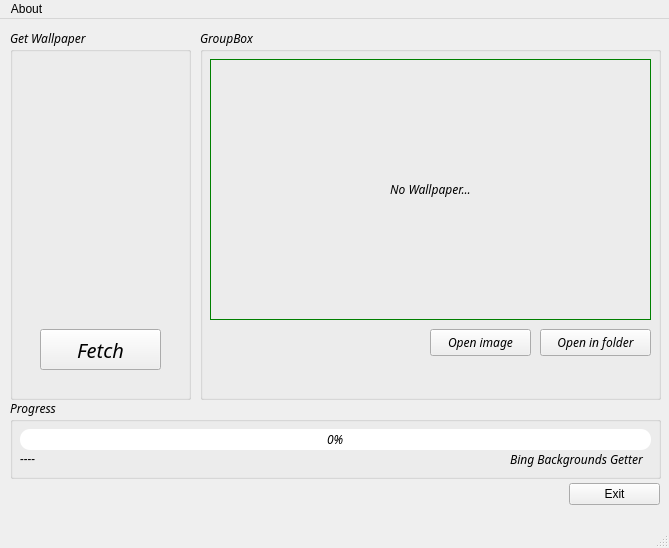
The window that form/bingbg.ui (the0cp/Bing-Wallpaper-GUI) describes before a commit, drawn with Qt 5.
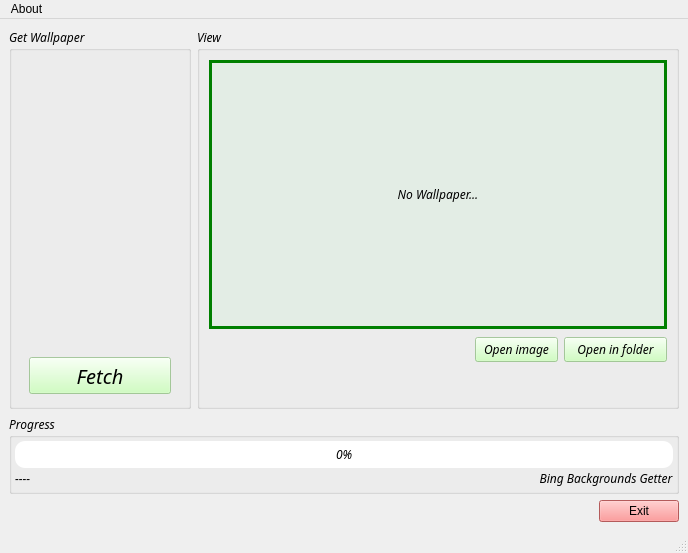
The same window after the commit.

Patch:
```diff
--- a/form/bingbg.ui
+++ b/form/bingbg.ui
@@ -6,28 +6,31 @@
    <rect>
     <x>0</x>
     <y>0</y>
-    <width>669</width>
-    <height>548</height>
+    <width>688</width>
+    <height>553</height>
    </rect>
   </property>
+  <property name="minimumSize">
+   <size>
+    <width>688</width>
+    <height>553</height>
+   </size>
+  </property>
+  <property name="sizeIncrement">
+   <size>
+    <width>688</width>
+    <height>553</height>
+   </size>
+  </property>
   <property name="windowTitle">
    <string>Bing Backgrounds Getter</string>
   </property>
   <widget class="QWidget" name="centralwidget">
-   <widget class="QWidget" name="horizontalLayoutWidget">
-    <property name="geometry">
-     <rect>
-      <x>10</x>
-      <y>10</y>
-      <width>181</width>
-      <height>371</height>
-     </rect>
-    </property>
-    <layout class="QHBoxLayout" name="horizontalLayout">
-     <item>
+   <layout class="QGridLayout" name="gridLayout" rowstretch="381,79,27" columnstretch="181,481">
+    <item row="0" column="0">
       <widget class="QGroupBox" name="groupBox">
        <property name="sizePolicy">
-        <sizepolicy hsizetype="Preferred" vsizetype="Preferred">
+       <sizepolicy hsizetype="Ignored" vsizetype="Ignored">
          <horstretch>0</horstretch>
          <verstretch>0</verstretch>
         </sizepolicy>
@@ -41,14 +44,20 @@
        <property name="title">
         <string>Get Wallpaper</string>
        </property>
+      <layout class="QGridLayout" name="gridLayout_2" rowstretch="348,47,3" columnstretch="3,176,3" rowminimumheight="0,0,0">
+       <item row="1" column="1">
        <widget class="QPushButton" name="btnFetch">
-        <property name="geometry">
-         <rect>
-          <x>30</x>
-          <y>300</y>
-          <width>121</width>
-          <height>41</height>
-         </rect>
+         <property name="sizePolicy">
+          <sizepolicy hsizetype="Maximum" vsizetype="Maximum">
+           <horstretch>0</horstretch>
+           <verstretch>0</verstretch>
+          </sizepolicy>
+         </property>
+         <property name="minimumSize">
+          <size>
+           <width>142</width>
+           <height>37</height>
+          </size>
         </property>
         <property name="font">
          <font>
@@ -57,6 +66,9 @@
           <italic>true</italic>
          </font>
         </property>
+         <property name="styleSheet">
+          <string notr="true">background-color: rgba(195, 255, 176, 182);</string>
+         </property>
         <property name="text">
          <string>Fetch</string>
         </property>
@@ -64,22 +76,100 @@
          <string>Return</string>
         </property>
        </widget>
-      </widget>
-     </item>
-    </layout>
-   </widget>
-   <widget class="QWidget" name="horizontalLayoutWidget_2">
-    <property name="geometry">
-     <rect>
-      <x>200</x>
-      <y>10</y>
-      <width>461</width>
-      <height>371</height>
-     </rect>
-    </property>
-    <layout class="QHBoxLayout" name="horizontalLayout_2">
+       </item>
+       <item row="1" column="0">
+        <spacer name="horizontalSpacer_2">
+         <property name="orientation">
+          <enum>Qt::Horizontal</enum>
+         </property>
+         <property name="sizeHint" stdset="0">
+          <size>
+           <width>40</width>
+           <height>20</height>
+          </size>
+         </property>
+        </spacer>
+       </item>
+       <item row="0" column="1">
+        <spacer name="verticalSpacer">
+         <property name="orientation">
+          <enum>Qt::Vertical</enum>
+         </property>
+         <property name="sizeHint" stdset="0">
+          <size>
+           <width>20</width>
+           <height>40</height>
+          </size>
+         </property>
+        </spacer>
+       </item>
+       <item row="1" column="2">
+        <spacer name="horizontalSpacer_3">
+         <property name="orientation">
+          <enum>Qt::Horizontal</enum>
+         </property>
+         <property name="sizeHint" stdset="0">
+          <size>
+           <width>40</width>
+           <height>20</height>
+          </size>
+         </property>
+        </spacer>
+       </item>
+       <item row="2" column="1">
+        <spacer name="verticalSpacer_2">
+         <property name="orientation">
+          <enum>Qt::Vertical</enum>
+         </property>
+         <property name="sizeHint" stdset="0">
+          <size>
+           <width>20</width>
+           <height>40</height>
+          </size>
+         </property>
+        </spacer>
+       </item>
+      </layout>
+     </widget>
+    </item>
+    <item row="2" column="0" colspan="2">
+     <layout class="QHBoxLayout" name="horizontalLayout">
+      <item>
+       <spacer name="horizontalSpacer">
+        <property name="orientation">
+         <enum>Qt::Horizontal</enum>
+        </property>
+        <property name="sizeHint" stdset="0">
+         <size>
+          <width>40</width>
+          <height>20</height>
+         </size>
+        </property>
+       </spacer>
+      </item>
      <item>
+       <widget class="QPushButton" name="btnExit">
+        <property name="styleSheet">
+         <string notr="true">background-color: rgb(252, 128, 128);</string>
+        </property>
+        <property name="text">
+         <string>Exit</string>
+        </property>
+        <property name="shortcut">
+         <string extracomment="Exit the Bing Backgounds Getter">Ctrl+Q</string>
+        </property>
+       </widget>
+      </item>
+     </layout>
+    </item>
+    <item row="0" column="1">
       <widget class="QGroupBox" name="groupBox_2">
+      <property name="sizePolicy">
+       <sizepolicy hsizetype="Ignored" vsizetype="Ignored">
+        <horstretch>0</horstretch>
+        <verstretch>0</verstretch>
+       </sizepolicy>
+      </property>
        <property name="font">
         <font>
          <family>Linux Libertine Display O</family>
@@ -87,48 +177,16 @@
         </font>
        </property>
        <property name="title">
-        <string>GroupBox</string>
-       </property>
-       <widget class="QPushButton" name="btnOpenfolder">
-        <property name="geometry">
-         <rect>
-          <x>340</x>
-          <y>300</y>
-          <width>111</width>
-          <height>27</height>
-         </rect>
-        </property>
-        <property name="text">
-         <string>Open in folder</string>
-        </property>
-        <property name="shortcut">
-         <string>Ctrl+O</string>
-        </property>
-       </widget>
-       <widget class="QPushButton" name="btnOpenimg">
-        <property name="geometry">
-         <rect>
-          <x>230</x>
-          <y>300</y>
-          <width>101</width>
-          <height>27</height>
-         </rect>
-        </property>
-        <property name="text">
-         <string>Open image</string>
-        </property>
-        <property name="shortcut">
-         <string>Ctrl+O</string>
-        </property>
-       </widget>
+       <string>View</string>
+      </property>
+      <layout class="QGridLayout" name="gridLayout_3" rowstretch="350,3,35,45">
+       <item row="0" column="0">
        <widget class="QLabel" name="labelImg">
-        <property name="geometry">
-         <rect>
-          <x>10</x>
-          <y>30</y>
-          <width>441</width>
-          <height>261</height>
-         </rect>
+         <property name="sizePolicy">
+          <sizepolicy hsizetype="Preferred" vsizetype="Preferred">
+           <horstretch>0</horstretch>
+           <verstretch>0</verstretch>
+          </sizepolicy>
         </property>
         <property name="font">
          <font>
@@ -138,10 +196,14 @@
           <bold>false</bold>
          </font>
         </property>
+         <property name="autoFillBackground">
+          <bool>false</bool>
+         </property>
         <property name="styleSheet">
-         <string notr="true">border-width: 1px;
+          <string notr="true">border-width: 3px;
 border-style: solid;
-border-color: green;</string>
+border-color: green;
+background-color: rgba(80, 255, 118, 15);</string>
         </property>
         <property name="text">
          <string>No Wallpaper...</string>
@@ -153,22 +215,113 @@
          <set>Qt::AlignCenter</set>
         </property>
        </widget>
-      </widget>
-     </item>
-    </layout>
-   </widget>
-   <widget class="QWidget" name="verticalLayoutWidget">
-    <property name="geometry">
-     <rect>
-      <x>10</x>
-      <y>380</y>
-      <width>651</width>
-      <height>80</height>
-     </rect>
-    </property>
+       </item>
+       <item row="1" column="0">
+        <spacer name="verticalSpacer_3">
+         <property name="orientation">
+          <enum>Qt::Vertical</enum>
+         </property>
+         <property name="sizeHint" stdset="0">
+          <size>
+           <width>20</width>
+           <height>40</height>
+          </size>
+         </property>
+        </spacer>
+       </item>
+       <item row="2" column="0">
+        <layout class="QHBoxLayout" name="horizontalLayout_2" stretch="5,2,2">
+         <item>
+          <spacer name="horizontalSpacer_4">
+           <property name="orientation">
+            <enum>Qt::Horizontal</enum>
+           </property>
+           <property name="sizeHint" stdset="0">
+            <size>
+             <width>40</width>
+             <height>20</height>
+            </size>
+           </property>
+          </spacer>
+         </item>
+         <item>
+          <widget class="QPushButton" name="btnOpenimg">
+           <property name="sizePolicy">
+            <sizepolicy hsizetype="Maximum" vsizetype="Maximum">
+             <horstretch>0</horstretch>
+             <verstretch>0</verstretch>
+            </sizepolicy>
+           </property>
+           <property name="minimumSize">
+            <size>
+             <width>83</width>
+             <height>23</height>
+            </size>
+           </property>
+           <property name="styleSheet">
+            <string notr="true">background-color: rgba(195, 255, 176, 182);</string>
+           </property>
+           <property name="text">
+            <string>Open image</string>
+           </property>
+           <property name="shortcut">
+            <string>Ctrl+O</string>
+           </property>
+          </widget>
+         </item>
+         <item>
+          <widget class="QPushButton" name="btnOpenfolder">
+           <property name="sizePolicy">
+            <sizepolicy hsizetype="Maximum" vsizetype="Maximum">
+             <horstretch>0</horstretch>
+             <verstretch>0</verstretch>
+            </sizepolicy>
+           </property>
+           <property name="minimumSize">
+            <size>
+             <width>103</width>
+             <height>23</height>
+            </size>
+           </property>
+           <property name="styleSheet">
+            <string notr="true">background-color: rgba(195, 255, 176, 182);</string>
+           </property>
+           <property name="text">
+            <string>Open in folder</string>
+           </property>
+           <property name="shortcut">
+            <string>Ctrl+O</string>
+           </property>
+          </widget>
+         </item>
+        </layout>
+       </item>
+       <item row="3" column="0">
+        <spacer name="verticalSpacer_4">
+         <property name="orientation">
+          <enum>Qt::Vertical</enum>
+         </property>
+         <property name="sizeHint" stdset="0">
+          <size>
+           <width>20</width>
+           <height>40</height>
+          </size>
+         </property>
+        </spacer>
+       </item>
+      </layout>
+     </widget>
+    </item>
+    <item row="1" column="0" colspan="2">
     <layout class="QVBoxLayout" name="verticalLayout">
      <item>
       <widget class="QGroupBox" name="groupBox_3">
+        <property name="sizePolicy">
+         <sizepolicy hsizetype="Preferred" vsizetype="Preferred">
+          <horstretch>0</horstretch>
+          <verstretch>0</verstretch>
+         </sizepolicy>
+        </property>
        <property name="font">
         <font>
          <family>Linux Libertine Display O</family>
@@ -178,14 +331,29 @@
        <property name="title">
         <string>Progress</string>
        </property>
+        <layout class="QGridLayout" name="gridLayout_4" rowstretch="5,1">
+         <property name="leftMargin">
+          <number>3</number>
+         </property>
+         <property name="topMargin">
+          <number>3</number>
+         </property>
+         <property name="rightMargin">
+          <number>3</number>
+         </property>
+         <property name="bottomMargin">
+          <number>3</number>
+         </property>
+         <property name="spacing">
+          <number>0</number>
+         </property>
+         <item row="0" column="0">
        <widget class="QProgressBar" name="progressBar">
-        <property name="geometry">
-         <rect>
-          <x>10</x>
-          <y>30</y>
-          <width>631</width>
-          <height>21</height>
-         </rect>
+           <property name="sizePolicy">
+            <sizepolicy hsizetype="Ignored" vsizetype="Ignored">
+             <horstretch>0</horstretch>
+             <verstretch>0</verstretch>
+            </sizepolicy>
         </property>
         <property name="font">
          <font>
@@ -212,15 +380,11 @@
          <number>0</number>
         </property>
        </widget>
+         </item>
+         <item row="1" column="0">
+          <layout class="QHBoxLayout" name="horizontalLayout_3">
+           <item>
        <widget class="QLabel" name="labelCurrent">
-        <property name="geometry">
-         <rect>
-          <x>10</x>
-          <y>50</y>
-          <width>121</width>
-          <height>19</height>
-         </rect>
-        </property>
         <property name="font">
          <font>
           <family>Linux Libertine Display O</family>
@@ -240,21 +404,31 @@
          <set>Qt::AlignLeading|Qt::AlignLeft|Qt::AlignVCenter</set>
         </property>
        </widget>
+           </item>
+           <item>
+            <spacer name="horizontalSpacer_5">
+             <property name="orientation">
+              <enum>Qt::Horizontal</enum>
+             </property>
+             <property name="sizeHint" stdset="0">
+              <size>
+               <width>40</width>
+               <height>20</height>
+              </size>
+             </property>
+            </spacer>
+           </item>
+           <item>
        <widget class="QLabel" name="labelProg">
-        <property name="geometry">
-         <rect>
-          <x>486</x>
-          <y>50</y>
-          <width>161</width>
-          <height>20</height>
-         </rect>
-        </property>
         <property name="font">
          <font>
           <family>Linux Libertine Display O</family>
           <italic>true</italic>
          </font>
         </property>
+             <property name="layoutDirection">
+              <enum>Qt::LeftToRight</enum>
+             </property>
         <property name="text">
          <string>Bing Backgrounds Getter</string>
         </property>
@@ -262,39 +436,22 @@
          <set>Qt::AlignCenter</set>
         </property>
        </widget>
-      </widget>
-     </item>
-    </layout>
-   </widget>
-   <widget class="QWidget" name="verticalLayoutWidget_2">
-    <property name="geometry">
-     <rect>
-      <x>569</x>
-      <y>460</y>
-      <width>91</width>
-      <height>31</height>
-     </rect>
-    </property>
-    <layout class="QVBoxLayout" name="verticalLayout_2">
-     <item>
-      <widget class="QPushButton" name="btnExit">
-       <property name="text">
-        <string>Exit</string>
-       </property>
-       <property name="shortcut">
-        <string extracomment="Exit the Bing Backgounds Getter">Ctrl+Q</string>
-       </property>
-      </widget>
+           </item>
+          </layout>
      </item>
     </layout>
    </widget>
+      </item>
+     </layout>
+    </item>
+   </layout>
   </widget>
   <widget class="QMenuBar" name="menubar">
    <property name="geometry">
     <rect>
      <x>0</x>
      <y>0</y>
-     <width>669</width>
+     <width>688</width>
      <height>24</height>
     </rect>
    </property>
```
Lines whose indentation alone changed are shown as unchanged.
